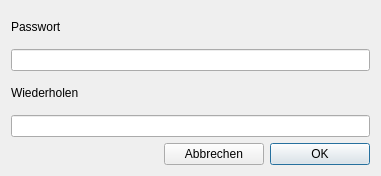
Before: the Qt Designer form ui/qmamspassworddialog.ui in Christian-Kr/QualificationMatrix, drawn with Qt 5.
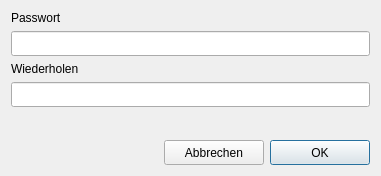
After: the same form once the commit is applied.

Patch:
```diff
--- a/ui/qmamspassworddialog.ui
+++ b/ui/qmamspassworddialog.ui
@@ -28,6 +28,12 @@
      </item>
      <item>
       <widget class="QLineEdit" name="lePassword">
+       <property name="minimumSize">
+        <size>
+         <width>0</width>
+         <height>25</height>
+        </size>
+       </property>
        <property name="echoMode">
         <enum>QLineEdit::PasswordEchoOnEdit</enum>
        </property>
@@ -49,6 +55,12 @@
      </item>
      <item>
       <widget class="QLineEdit" name="lePasswordRepeat">
+       <property name="minimumSize">
+        <size>
+         <width>0</width>
+         <height>25</height>
+        </size>
+       </property>
        <property name="echoMode">
         <enum>QLineEdit::PasswordEchoOnEdit</enum>
        </property>
@@ -59,6 +71,19 @@
      </item>
     </layout>
    </item>
+   <item>
+    <spacer name="verticalSpacer">
+     <property name="orientation">
+      <enum>Qt::Vertical</enum>
+     </property>
+     <property name="sizeHint" stdset="0">
+      <size>
+       <width>20</width>
+       <height>40</height>
+      </size>
+     </property>
+    </spacer>
+   </item>
    <item>
     <layout class="QHBoxLayout" name="horizontalLayout">
      <item>
@@ -79,7 +104,7 @@
        <property name="minimumSize">
         <size>
          <width>100</width>
-         <height>0</height>
+         <height>25</height>
         </size>
        </property>
        <property name="text">
@@ -95,7 +120,7 @@
        <property name="minimumSize">
         <size>
          <width>100</width>
-         <height>0</height>
+         <height>25</height>
         </size>
        </property>
        <property name="text">
```
